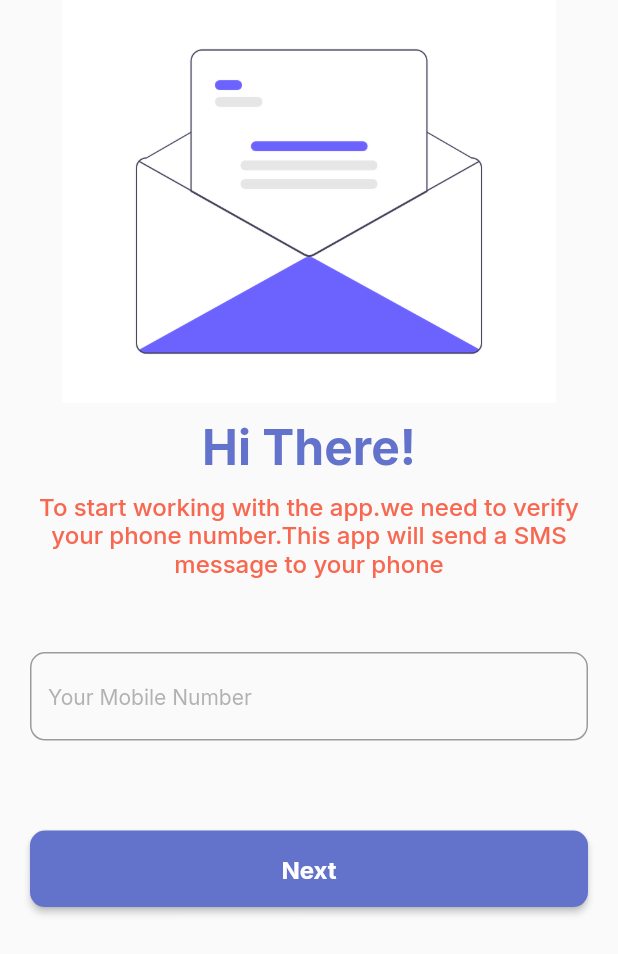
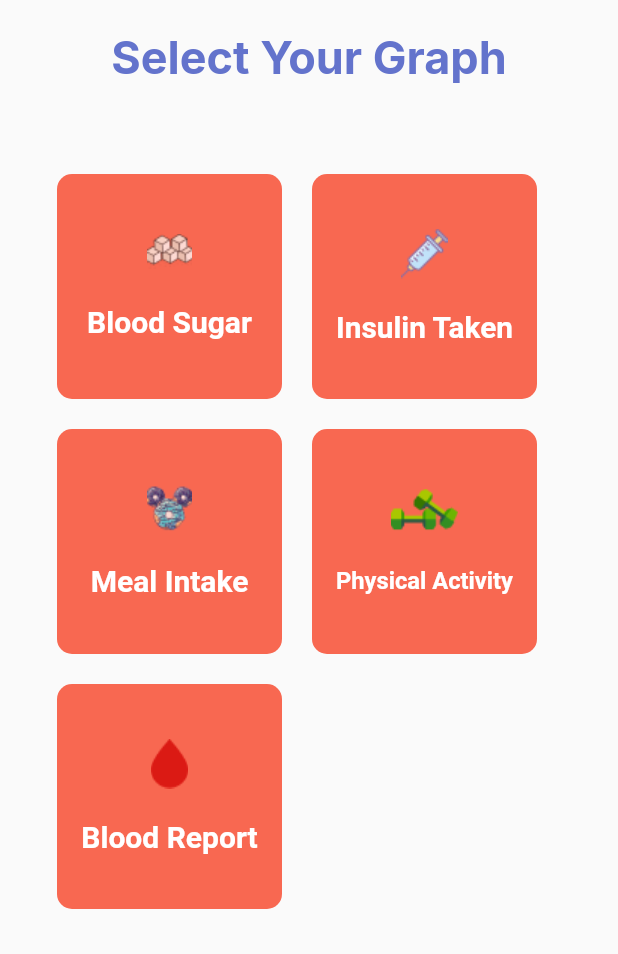
Before and after one commit to ashuein/diabetes, a Flutter app: the screen it shows after launch, on a phone screen of 412 x 824 dp. Shown: the top 954 px of the screen. Run offline on Flutter 3.47's test engine with Material 2 defaults, Android fonts, the phone set to English and light mode, and no system bars; our stand-ins replace google_fonts, image_picker, percent_indicator, shared_preferences, syncfusion_flutter_charts.

Commit message:
Blood Sugar and Insulin graph added

```diff
--- a/lib/Components/Forms/Activity.dart
+++ b/lib/Components/Forms/Activity.dart
@@ -3,6 +3,9 @@ import 'package:http/http.dart' as http;
 import 'package:flutter/material.dart';
 import 'package:google_fonts/google_fonts.dart';
 import 'package:intl/intl.dart';
+import 'package:provider/provider.dart';
+
+import '../../Providers/UserInfo.dart';
 
 class ActivityEntryBottomSheet extends StatefulWidget {
   @override
@@ -210,6 +213,7 @@ class _ActivityEntryBottomSheetState extends State<ActivityEntryBottomSheet> {
       'selectedDate': dateStr,
       'selectedTime': timeStr,
       'activityType': activityType,
+      'phoneNumber': context.read<UserProvider>().phoneNumber
     };
 
     final url = 'http://10.0.2.2:5000/save_activity';
--- a/lib/Components/Forms/BloodGlucose.dart
+++ b/lib/Components/Forms/BloodGlucose.dart
@@ -3,6 +3,9 @@ import 'package:http/http.dart' as http;
 import 'package:flutter/material.dart';
 import 'package:google_fonts/google_fonts.dart';
 import 'package:intl/intl.dart';
+import 'package:provider/provider.dart';
+
+import '../../Providers/UserInfo.dart';
 
 class BloodSugarEntryBottomSheet extends StatefulWidget {
   @override
@@ -232,6 +235,7 @@ class _BloodSugarEntryBottomSheetState extends State<BloodSugarEntryBottomSheet>
       'selectedTime': timeStr,
       'mealType': mealType,
       'bloodSugar': bloodSugarController.text,
+      'phoneNumber': context.read<UserProvider>().phoneNumber
     };
 
     final url = 'http://10.0.2.2:5000/save_blood_sugar';
--- a/lib/Components/Forms/Insulin.dart
+++ b/lib/Components/Forms/Insulin.dart
@@ -3,6 +3,9 @@ import 'package:http/http.dart' as http;
 import 'package:flutter/material.dart';
 import 'package:google_fonts/google_fonts.dart';
 import 'package:intl/intl.dart';
+import 'package:provider/provider.dart';
+
+import '../../Providers/UserInfo.dart';
 
 class InsulinEntryBottomSheet extends StatefulWidget {
   @override
@@ -232,6 +235,7 @@ class _InsulinEntryBottomSheetState extends State<InsulinEntryBottomSheet> {
       'selectedTime': timeStr,
       'mealType': mealType,
       'insulin': insulinController.text,
+      'phoneNumber': context.read<UserProvider>().phoneNumber
     };
 
     final url = 'http://10.0.2.2:5000/save_insulin';
--- a/lib/Components/Forms/MealInTake.dart
+++ b/lib/Components/Forms/MealInTake.dart
@@ -3,6 +3,9 @@ import 'package:http/http.dart' as http;
 import 'package:flutter/material.dart';
 import 'package:google_fonts/google_fonts.dart';
 import 'package:intl/intl.dart';
+import 'package:provider/provider.dart';
+
+import '../../Providers/UserInfo.dart';
 
 class MealIntakeEntryBottomSheet extends StatefulWidget {
   @override
@@ -210,6 +213,7 @@ class _MealIntakeEntryBottomSheetState extends State<MealIntakeEntryBottomSheet>
       'selectedDate': dateStr,
       'selectedTime': timeStr,
       'mealType': mealType,
+      'phoneNumber': context.read<UserProvider>().phoneNumber
     };
 
     final url = 'http://10.0.2.2:5000/save_mealIntake';
--- /dev/null
+++ b/lib/Components/Log/BloodSugarLogs.dart
@@ -0,0 +1,93 @@
+import 'package:flutter/material.dart';
+import 'package:google_fonts/google_fonts.dart';
+import 'package:http/http.dart' as http;
+import 'dart:convert';
+
+import 'package:intl/intl.dart';
+
+class BloodSugarLog extends StatelessWidget {
+  Future<List<BloodSugarEntry>> fetchBloodSugarData() async {
+    final response = await http.get(Uri.parse('http://10.0.2.2:5000/blood_sugar_records'));
+    if (response.statusCode == 200) {
+      final List<dynamic> data = json.decode(response.body);
+      return data.map((entry) {
+        return BloodSugarEntry(
+          bloodSugar: entry['blood_sugar'],
+          date: DateTime.parse(entry['date']),
+          mealType: entry['meal_type'],
+          time: DateFormat('HH:mm:ss').parse(entry['time']),
+        );
+      }).toList();
+    } else {
+      throw Exception('Failed to load data');
+    }
+  }
+
+  @override
+  Widget build(BuildContext context) {
+    return MaterialApp(
+      home: Scaffold(
+        appBar: AppBar(
+          title: Text('Blood Sugar Tracker'),
+        ),
+        body: FutureBuilder<List<BloodSugarEntry>>(
+          future: fetchBloodSugarData(),
+          builder: (context, snapshot) {
+            if (snapshot.connectionState == ConnectionState.waiting) {
+              return Center(child: CircularProgressIndicator());
+            } else if (snapshot.hasError) {
+              return Center(child: Text('Error fetching data'));
+            } else {
+              final bloodSugarData = snapshot.data!;
+              // Sort the data by date
+              bloodSugarData.sort((a, b) => a.date.compareTo(b.date));
+
+              // Group the data by date
+              Map<String, List<BloodSugarEntry>> groupedData = {};
+              bloodSugarData.forEach((entry) {
+                String key = DateFormat('yyyy-MM-dd').format(entry.date);
+                groupedData.putIfAbsent(key, () => []);
+                groupedData[key]?.add(entry);
+              });
+
+              return ListView.builder(
+                itemCount: groupedData.length,
+                itemBuilder: (context, index) {
+                  String key = groupedData.keys.elementAt(index);
+                  List<BloodSugarEntry> entries = groupedData[key]!;
+                  return ListTile(
+                    title: Text('Date: $key'),
+                    subtitle: Column(
+                      children: entries.map((entry) {
+                        String formattedTime = DateFormat('HH:mm:ss').format(entry.time);
+                        return Text(
+                          'Time: $formattedTime, Blood Sugar: ${entry.bloodSugar}, Meal Type: ${entry.mealType}',
+                        );
+                      }).toList(),
+                    ),
+                  );
+                },
+              );
+            }
+          },
+        ),
+      ),
+    );
+  }
+}
+
+
+
+class BloodSugarEntry {
+  final double bloodSugar;
+  final DateTime date;
+  final String mealType;
+  final DateTime time;
+
+  BloodSugarEntry({
+    required this.bloodSugar,
+    required this.date,
+    required this.mealType,
+    required this.time,
+  });
+}
--- /dev/null
+++ b/lib/Components/RectangleButton.dart
@@ -0,0 +1,44 @@
+import 'package:flutter/material.dart';
+
+class RoundedVerticalRectangle extends StatelessWidget {
+  final Image icon;
+  final String heading;
+  final Function onTap;
+
+  RoundedVerticalRectangle({required this.icon, required this.heading, required this.onTap});
+
+  @override
+  Widget build(BuildContext context) {
+    return InkWell(
+      onTap: () => onTap(),
+      child: Padding(
+        padding: const EdgeInsets.all(10.0),
+        child: Container(
+          width: 150,
+          height: 150,
+          padding: EdgeInsets.all(16),
+          decoration: BoxDecoration(
+              color: Color(0xffF86851), // Change the color as per your preference
+            borderRadius: BorderRadius.circular(10),
+          ),
+          child: Column(
+            mainAxisAlignment: MainAxisAlignment.spaceEvenly,
+            children: [
+              Container(child: icon),
+              FittedBox(
+                child: Text(
+                  heading,
+                  style: TextStyle(
+                    color: Colors.white,
+                    fontSize: 20,
+                    fontWeight: FontWeight.bold,
+                  ),
+                ),
+              ),
+            ],
+          ),
+        ),
+      ),
+    );
+  }
+}
--- /dev/null
+++ b/lib/Screens/Patient/GraphsScreen.dart
@@ -0,0 +1,104 @@
+import 'package:flutter/material.dart';
+import 'package:google_fonts/google_fonts.dart';
+import 'package:http/http.dart' as http;
+import 'dart:convert';
+import '../../Components/Graphs/BloodSugarGraph.dart';
+import '../../Components/Graphs/InuslinGraph.dart';
+import '../../Components/RectangleButton.dart';
+
+class GraphScreen extends StatefulWidget {
+  const GraphScreen({super.key});
+
+  @override
+  State<GraphScreen> createState() => _GraphScreenState();
+}
+
+class _GraphScreenState extends State<GraphScreen> {
+  @override
+  Widget build(BuildContext context) {
+    return Scaffold(
+      body: SingleChildScrollView(
+        child: SafeArea(
+          child: Padding(
+            padding: const EdgeInsets.all(20.0),
+            child: Column(
+              children: [
+                Center(
+                  child: Text(
+                    "Select Your Graph",
+                    style: GoogleFonts.inter(
+                      textStyle: TextStyle(
+                        color:Color(0xff6373CC),
+                        fontSize: 30,
+                        fontWeight: FontWeight.bold,
+                      ),
+                    ),
+                  ),
+                ),
+                Container(
+                  margin: EdgeInsets.only(top: 50,left: 8),
+                  child: Column(
+                    children: [
+                      Row(
+                        children: [
+                          RoundedVerticalRectangle(icon: Image.asset('assets/images/sugar.png'), heading: 'Blood Sugar', onTap: (){
+                            Navigator.push(
+                              context,
+                              MaterialPageRoute(
+                                builder: (context) => BloodSugarGraph(),
+                              ),
+                            );
+                          },),
+                          RoundedVerticalRectangle(icon: Image.asset('assets/images/insulin.png',), heading: 'Insulin Taken', onTap: (){
+                            Navigator.push(
+                              context,
+                              MaterialPageRoute(
+                                builder: (context) => InsulinGraph(),
+                              ),
+                            );
+                          },),
+                        ],
+                      ),
+                      Row(
+                        children: [
+                          RoundedVerticalRectangle(icon: Image.asset('assets/images/meal.png'), heading: 'Meal Intake', onTap: (){
+                            Navigator.push(
+                              context,
+                              MaterialPageRoute(
+                                builder: (context) => BloodSugarGraph(),
+                              ),
+                            );
+                          },),
+                          RoundedVerticalRectangle(icon: Image.asset('assets/images/physical_activity.png'), heading: 'Physical Activity', onTap: (){
+                            Navigator.push(
+                              context,
+                              MaterialPageRoute(
+                                builder: (context) => BloodSugarGraph(),
+                              ),
+                            );
+                          },),
+                        ],
+                      ),
+                      Row(
+                        children: [
+                          RoundedVerticalRectangle(icon: Image.asset('assets/images/blood.png'), heading: 'Blood Report', onTap: (){
+                            Navigator.push(
+                              context,
+                              MaterialPageRoute(
+                                builder: (context) => BloodSugarGraph(),
+                              ),
+                            );
+                          },),
+                        ],
+                      ),
+                    ],
+                  ),
+                ),
+              ],
+            ),
+          ),
+        ),
+      ),
+    );
+  }
+}
--- a/lib/Screens/Patient/HomeScreenP.dart
+++ b/lib/Screens/Patient/HomeScreenP.dart
@@ -352,7 +352,7 @@ class _HomeScreenPState extends State<HomeScreenP> {
                           ),
                           CustomListTile(
                             leadingIcon: Image.asset('assets/images/physical_activity.png'),
-                            heading: 'Physical Activity ',
+                            heading: 'Physical Activity',
                             subheading: 'Record Your physical activity',
                             trailingIcon: Icons.add_box_rounded,
                             onTap: openActivityEntryDialog,
--- a/lib/main.dart
+++ b/lib/main.dart
@@ -5,6 +5,7 @@ import 'package:flutter/material.dart';
 import 'package:provider/provider.dart';
 import 'package:shared_preferences/shared_preferences.dart';
 import 'Providers/UserInfo.dart';
+import 'Screens/Patient/GraphsScreen.dart';
 
 
 late bool onboardingCompleted;
@@ -29,7 +30,8 @@ class MyApp extends StatelessWidget {
       ],
       child: MaterialApp(
         debugShowCheckedModeBanner: false,
-        home: onboardingCompleted ? isDoctor ? HomeScreenD() : HomeScreenP() : SignInPage() ,
+        // home: onboardingCompleted ? isDoctor ? HomeScreenD() : HomeScreenP() : SignInPage() ,
+        home: GraphScreen(),
       ),
     );
   }
--- a/pubspec.yaml
+++ b/pubspec.yaml
@@ -43,6 +43,8 @@ dependencies:
   image_picker: ^1.0.1
   shared_preferences: ^2.2.0
   percent_indicator: ^4.2.3
+  fl_chart: ^0.63.0
+  syncfusion_flutter_charts: ^22.1.39
 
 dev_dependencies:
   flutter_test:
```
Also changed, not shown: lib/Components/Graphs/BloodSugarGraph.dart (added, +119 -0 lines), lib/Components/Graphs/InuslinGraph.dart (added, +109 -0 lines), pubspec.lock.
